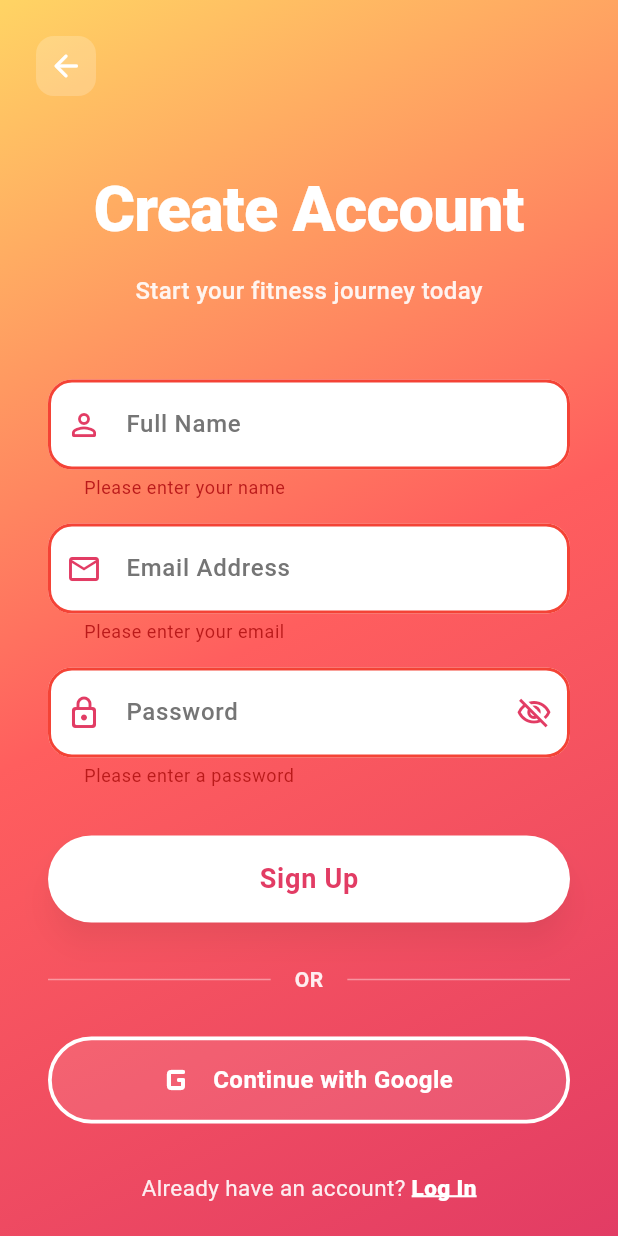
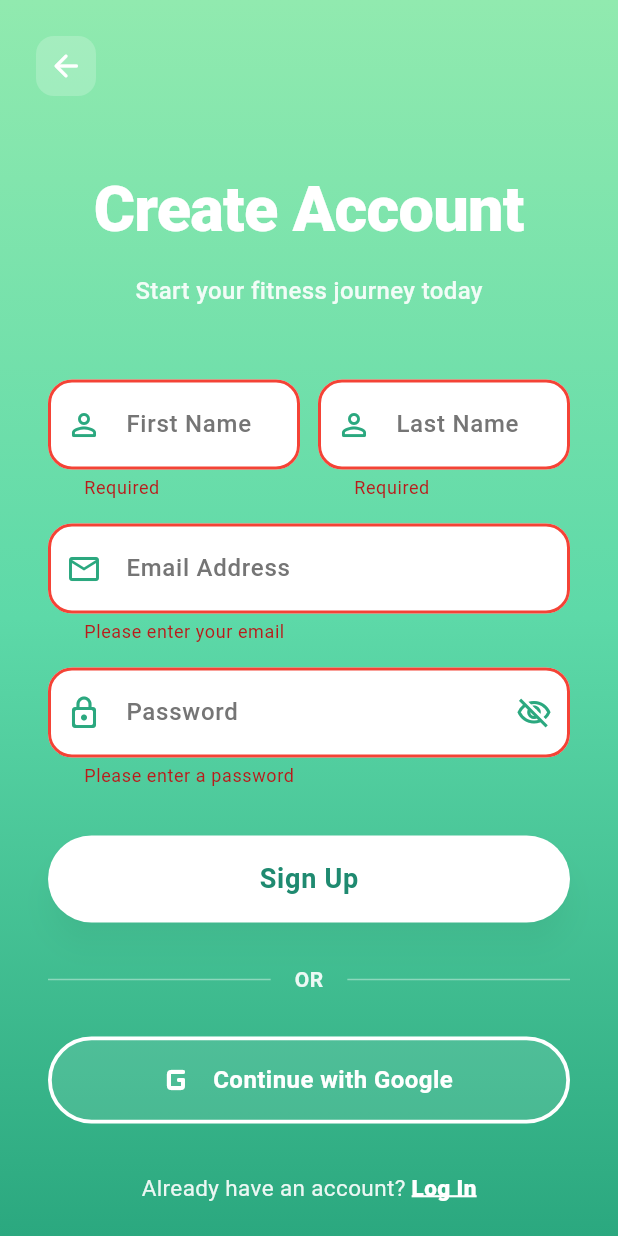
Before and after one commit to arbybyby/ai_step, a Flutter app: the SignUpScreen screen opened by its route, after a tap on "Sign Up", on a phone screen of 412 x 824 dp. Run offline on Flutter 3.47's test engine with Material 3 defaults, Android fonts, the phone set to English and light mode, and no system bars; our stand-ins replace google_sign_in, pedometer, permission_handler, shared_preferences; accounts and stored records are empty.

Commit message:
поменяла цвет

```diff
--- a/ai_step_frontend/lib/auth/sign_up_screen.dart
+++ b/ai_step_frontend/lib/auth/sign_up_screen.dart
@@ -17,7 +17,8 @@ class SignUpScreen extends StatefulWidget {
 
 class _SignUpScreenState extends State<SignUpScreen> {
   final _formKey = GlobalKey<FormState>();
-  final _nameController = TextEditingController();
+  final _firstNameController = TextEditingController();
+  final _lastNameController = TextEditingController();
   final _emailController = TextEditingController();
   final _passwordController = TextEditingController();
 
@@ -27,7 +28,8 @@ class _SignUpScreenState extends State<SignUpScreen> {
 
   @override
   void dispose() {
-    _nameController.dispose();
+    _firstNameController.dispose();
+    _lastNameController.dispose();
     _emailController.dispose();
     _passwordController.dispose();
     super.dispose();
@@ -39,11 +41,14 @@ class _SignUpScreenState extends State<SignUpScreen> {
     setState(() => _isSubmitting = true);
 
     try {
+      final fullName =
+          '${_firstNameController.text.trim()} ${_lastNameController.text.trim()}';
+
       final response = await http.post(
         apiUri('/auth/register'),
         headers: {'Content-Type': 'application/json'},
         body: jsonEncode({
-          'name': _nameController.text.trim(),
+          'name': fullName,
           'email': _emailController.text.trim(),
           'password': _passwordController.text,
         }),
@@ -205,7 +210,7 @@ class _SignUpScreenState extends State<SignUpScreen> {
     ScaffoldMessenger.of(context).showSnackBar(
       SnackBar(
         content: Text(message),
-        backgroundColor: isSuccess ? const Color(0xFFE23C64) : null,
+        backgroundColor: isSuccess ? const Color(0xFF2BA87F) : null,
         behavior: SnackBarBehavior.floating,
         shape: RoundedRectangleBorder(borderRadius: BorderRadius.circular(12)),
       ),
@@ -218,9 +223,9 @@ class _SignUpScreenState extends State<SignUpScreen> {
       body: Container(
         decoration: const BoxDecoration(
           gradient: LinearGradient(
-            colors: [Color(0xFFFFD464), Color(0xFFFF5E5E), Color(0xFFE23C64)],
-            begin: Alignment.topLeft,
-            end: Alignment.bottomRight,
+            colors: [Color(0xFF91EAAF), Color(0xFF5DD9A8), Color(0xFF2BA87F)],
+            begin: Alignment.topCenter,
+            end: Alignment.bottomCenter,
           ),
         ),
         child: SafeArea(
@@ -277,17 +282,38 @@ class _SignUpScreenState extends State<SignUpScreen> {
                             ),
                           ),
                           const SizedBox(height: 48),
-                          _buildTextField(
-                            controller: _nameController,
-                            hint: 'Full Name',
+                          Row(
+                            children: [
+                              Expanded(
+                                child: _buildTextField(
+                                  controller: _firstNameController,
+                                  hint: 'First Name',
                                   icon: Icons.person_outline_rounded,
                                   textCapitalization: TextCapitalization.words,
                                   validator: (value) {
                                     if (value == null || value.trim().isEmpty) {
-                                return 'Please enter your name';
+                                      return 'Required';
                                     }
                                     return null;
                                   },
+                                ),
+                              ),
+                              const SizedBox(width: 12),
+                              Expanded(
+                                child: _buildTextField(
+                                  controller: _lastNameController,
+                                  hint: 'Last Name',
+                                  icon: Icons.person_outline_rounded,
+                                  textCapitalization: TextCapitalization.words,
+                                  validator: (value) {
+                                    if (value == null || value.trim().isEmpty) {
+                                      return 'Required';
+                                    }
+                                    return null;
+                                  },
+                                ),
+                              ),
+                            ],
                           ),
                           const SizedBox(height: 16),
                           _buildTextField(
@@ -316,7 +342,7 @@ class _SignUpScreenState extends State<SignUpScreen> {
                                 _obscurePassword
                                     ? Icons.visibility_off_outlined
                                     : Icons.visibility_outlined,
-                                color: const Color(0xFFE23C64),
+                                color: const Color(0xFF2BA87F),
                               ),
                               onPressed: () {
                                 setState(
@@ -342,9 +368,9 @@ class _SignUpScreenState extends State<SignUpScreen> {
                               onPressed: _isSubmitting ? null : _handleSignUp,
                               style: ElevatedButton.styleFrom(
                                 backgroundColor: Colors.white,
-                                foregroundColor: const Color(0xFFE23C64),
+                                foregroundColor: const Color(0xFF1F8A70),
                                 elevation: 8,
-                                shadowColor: Colors.black26,
+                                shadowColor: Colors.black.withOpacity(0.2),
                                 disabledBackgroundColor: Colors.white
                                     .withOpacity(0.7),
                                 shape: RoundedRectangleBorder(
@@ -357,7 +383,7 @@ class _SignUpScreenState extends State<SignUpScreen> {
                                       height: 24,
                                       child: CircularProgressIndicator(
                                         strokeWidth: 2.5,
-                                        color: Color(0xFFE23C64),
+                                        color: Color(0xFF1F8A70),
                                       ),
                                     )
                                   : const Text(
@@ -508,7 +534,7 @@ class _SignUpScreenState extends State<SignUpScreen> {
       style: const TextStyle(fontSize: 16, fontWeight: FontWeight.w500),
       decoration: InputDecoration(
         hintText: hint,
-        prefixIcon: Icon(icon, color: const Color(0xFFE23C64)),
+        prefixIcon: Icon(icon, color: const Color(0xFF2BA87F)),
         suffixIcon: suffixIcon,
         hintStyle: TextStyle(color: Colors.grey.shade600, fontSize: 16),
         filled: true,
@@ -523,7 +549,7 @@ class _SignUpScreenState extends State<SignUpScreen> {
         ),
         focusedBorder: OutlineInputBorder(
           borderRadius: BorderRadius.circular(16),
-          borderSide: const BorderSide(color: Color(0xFFE23C64), width: 2.5),
+          borderSide: const BorderSide(color: Color(0xFF2BA87F), width: 2.5),
         ),
         errorBorder: OutlineInputBorder(
           borderRadius: BorderRadius.circular(16),
```
Also changed, not shown: ai_step_frontend/lib/auth/onboarding_screen.dart (+24 -14 lines). Lines whose indentation alone changed are shown as unchanged.
